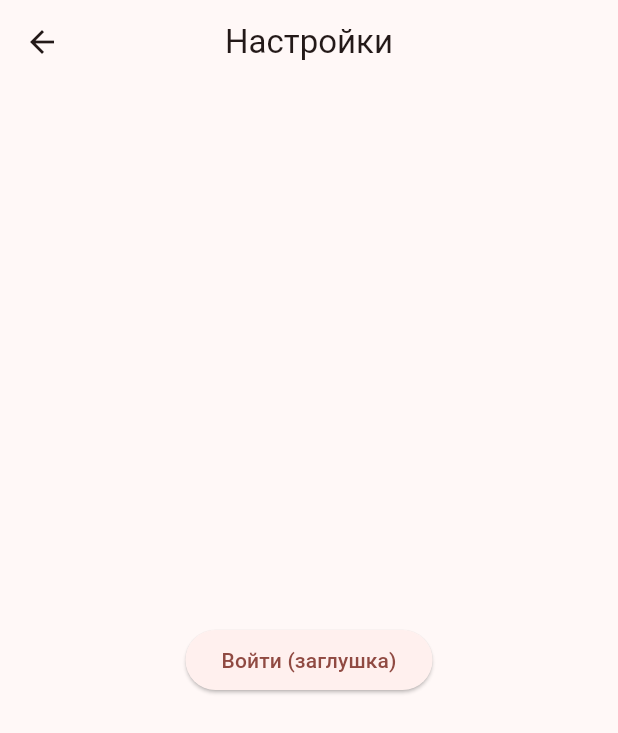
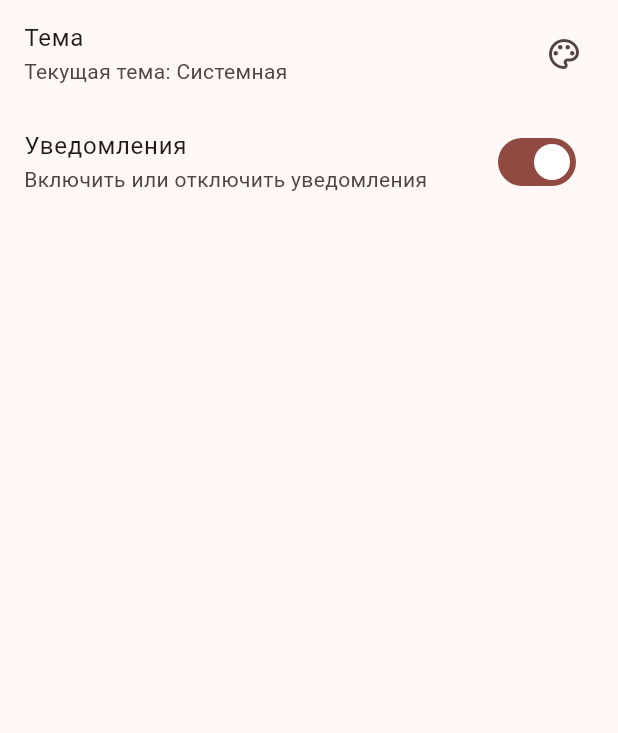
Before and after one commit to KbrYbk/warranty_storage, a Flutter app: the SettingsScreen screen opened by its route, on a phone screen of 412 x 824 dp. Shown: the top 733 px of the screen. Run offline on Flutter 3.47's test engine with Material 3 defaults, Android fonts, the phone set to English and light mode, and no system bars; drawn by our look-alikes of dynamic_color; our stand-ins replace shared_preferences; accounts and stored records are empty.

Commit message:
add settings, switch dark mode, on/of not notification

```diff
--- a/lib/screens/settings_screen.dart
+++ b/lib/screens/settings_screen.dart
@@ -1,19 +1,104 @@
 import 'package:flutter/material.dart';
 
-class SettingsScreen extends StatelessWidget {
-  const SettingsScreen({super.key});
+class SettingsScreen extends StatefulWidget {
+  final void Function(ThemeMode) onThemeChanged;
+  final bool notificationsEnabled;
+  final void Function(bool) onNotificationsChanged;
+
+  const SettingsScreen({
+    super.key,
+    required this.onThemeChanged,
+    required this.notificationsEnabled,
+    required this.onNotificationsChanged,
+  });
+
+  @override
+  State<SettingsScreen> createState() => _SettingsScreenState();
+}
+
+class _SettingsScreenState extends State<SettingsScreen> {
+  late bool _notifications;
+  late ThemeMode _currentTheme;
+
+  @override
+  void initState() {
+    super.initState();
+    _notifications = widget.notificationsEnabled;
+    _currentTheme = ThemeMode.system; // Можно загружать из main через widget
+  }
+
+  void _showThemeDialog() {
+    showDialog(
+      context: context,
+      builder: (context) {
+        return AlertDialog(
+          title: const Text("Выберите тему"),
+          content: Column(
+            mainAxisSize: MainAxisSize.min,
+            children: [
+              ListTile(
+                title: const Text("Системная"),
+                onTap: () {
+                  setState(() => _currentTheme = ThemeMode.system);
+                  widget.onThemeChanged(ThemeMode.system);
+                  Navigator.pop(context);
+                },
+              ),
+              ListTile(
+                title: const Text("Светлая"),
+                onTap: () {
+                  setState(() => _currentTheme = ThemeMode.light);
+                  widget.onThemeChanged(ThemeMode.light);
+                  Navigator.pop(context);
+                },
+              ),
+              ListTile(
+                title: const Text("Тёмная"),
+                onTap: () {
+                  setState(() => _currentTheme = ThemeMode.dark);
+                  widget.onThemeChanged(ThemeMode.dark);
+                  Navigator.pop(context);
+                },
+              ),
+            ],
+          ),
+        );
+      },
+    );
+  }
+
+  String get _themeText {
+    switch (_currentTheme) {
+      case ThemeMode.light:
+        return "Светлая";
+      case ThemeMode.dark:
+        return "Тёмная";
+      default:
+        return "Системная";
+    }
+  }
 
   @override
   Widget build(BuildContext context) {
     return Scaffold(
-      appBar: AppBar(title: const Text("Настройки")),
-      body: Center(
-        child: ElevatedButton(
-          onPressed: () {
-            Navigator.pushReplacementNamed(context, '/home');
-          },
-          child: const Text("Войти (заглушка)"),
-        ),
+      body: ListView(
+        children: [
+          ListTile(
+            title: const Text("Тема"),
+            subtitle: Text("Текущая тема: $_themeText"),
+            trailing: const Icon(Icons.color_lens_outlined),
+            onTap: _showThemeDialog,
+          ),
+          SwitchListTile(
+            title: const Text("Уведомления"),
+            subtitle: const Text("Включить или отключить уведомления"),
+            value: _notifications,
+            onChanged: (val) {
+              setState(() => _notifications = val);
+              widget.onNotificationsChanged(val);
+            },
+          ),
+        ],
       ),
     );
   }
--- a/pubspec.yaml
+++ b/pubspec.yaml
@@ -31,6 +31,7 @@ dependencies:
   flutter:
     sdk: flutter
   dynamic_color: ^1.7.0
+  shared_preferences: ^2.2.0
   # The following adds the Cupertino Icons font to your application.
   # Use with the CupertinoIcons class for iOS style icons.
   cupertino_icons: ^1.0.8
```
Also changed, not shown: lib/main.dart (+71 -8 lines), lib/screens/home_screen.dart (+27 -18 lines), pubspec.lock, 1 other file.
